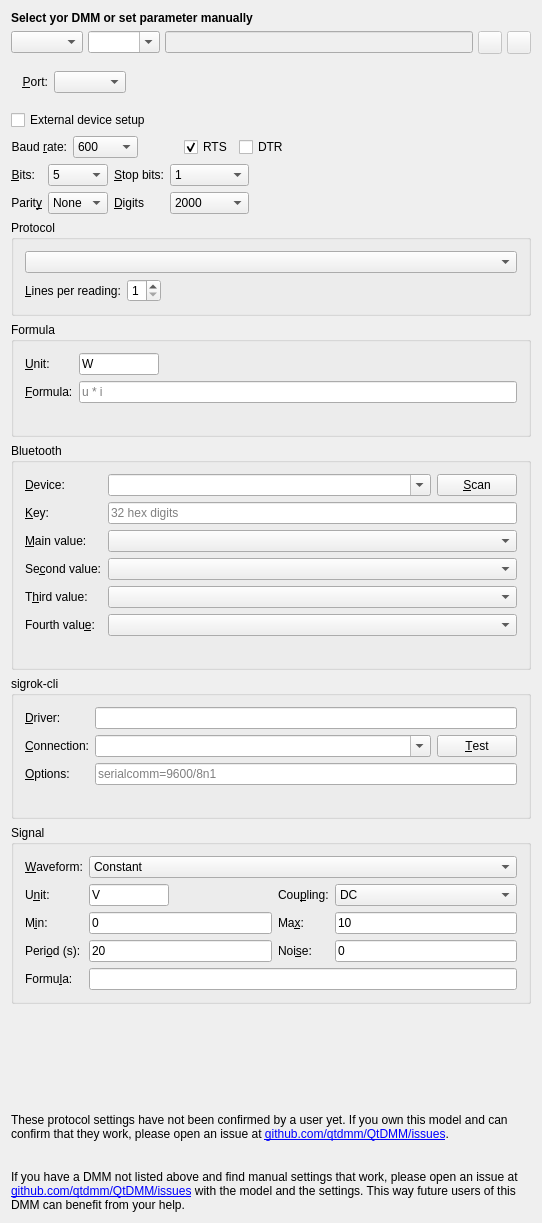
Above: src/ui/forms/uidevicesettings.ui from qtdmm/QtDMM before the change. Below: the same form after it.
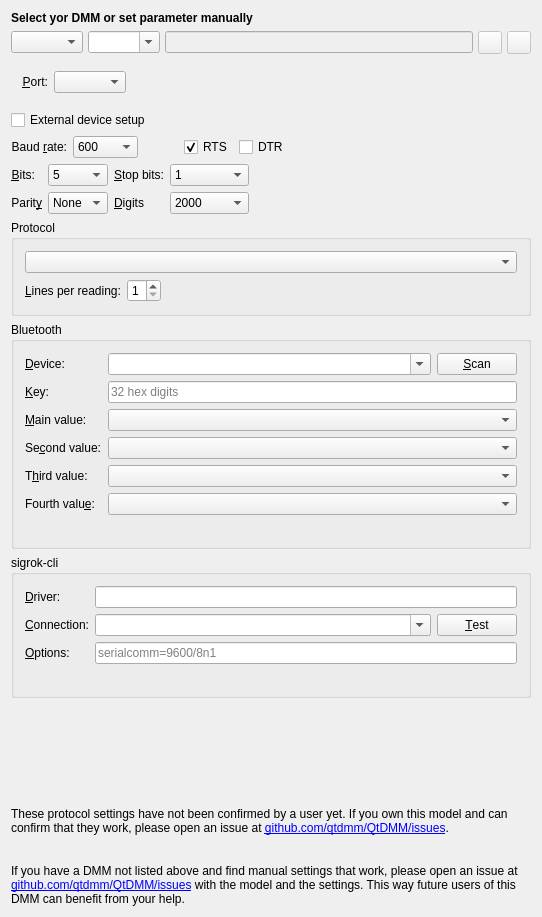
That is the form after the change. Icons and pictures are not drawn.

Commit message: Logic nodes 2b: CalcDevice out

What changed in the file:
```diff
--- a/src/ui/forms/uidevicesettings.ui
+++ b/src/ui/forms/uidevicesettings.ui
@@ -664,74 +664,6 @@
      </layout>
     </widget>
    </item>
-   <item>
-    <widget class="QGroupBox" name="ui_calcGroup">
-     <property name="title">
-      <string>Formula</string>
-     </property>
-     <layout class="QFormLayout" name="formLayout_calc">
-      <item row="0" column="0">
-       <widget class="QLabel" name="ui_calcUnitLabel">
-        <property name="text">
-         <string>&amp;Unit:</string>
-        </property>
-        <property name="buddy">
-         <cstring>ui_calcUnit</cstring>
-        </property>
-       </widget>
-      </item>
-      <item row="0" column="1">
-       <widget class="QLineEdit" name="ui_calcUnit">
-        <property name="whatsThis">
-         <string>The unit of the calculated value, without SI prefix: W, V, A, Ohm, ...</string>
-        </property>
-        <property name="maximumSize">
-         <size>
-          <width>80</width>
-          <height>16777215</height>
-         </size>
-        </property>
-        <property name="text">
-         <string notr="true">W</string>
-        </property>
-       </widget>
-      </item>
-      <item row="1" column="0">
-       <widget class="QLabel" name="ui_calcExpressionLabel">
-        <property name="text">
-         <string>&amp;Formula:</string>
-        </property>
-        <property name="buddy">
-         <cstring>ui_calcExpression</cstring>
-        </property>
-       </widget>
-      </item>
-      <item row="1" column="1">
-       <widget class="QLineEdit" name="ui_calcExpression">
-        <property name="whatsThis">
-         <string>The value this instance shows, computed from the readings of the other running instances. Their names are the variables; + - * / ^, parentheses, numbers with SI suffix (1.5k) and sqrt, abs, log10, min, max are allowed.</string>
-        </property>
-        <property name="placeholderText">
-         <string notr="true">u * i</string>
-        </property>
-       </widget>
-      </item>
-      <item row="2" column="1">
-       <widget class="QLabel" name="ui_calcHint">
-        <property name="text">
-         <string notr="true"/>
-        </property>
-        <property name="textFormat">
-         <enum>Qt::RichText</enum>
-        </property>
-        <property name="wordWrap">
-         <bool>true</bool>
-        </property>
-       </widget>
-      </item>
-     </layout>
-    </widget>
-   </item>
    <item>
     <widget class="QGroupBox" name="ui_bleGroup">
      <property name="title">
@@ -967,167 +899,6 @@
      </layout>
     </widget>
    </item>
-   <item>
-    <widget class="QGroupBox" name="ui_virtualGroup">
-     <property name="title">
-      <string>Signal</string>
-     </property>
-     <layout class="QGridLayout" name="gridLayout_virtual">
-      <item row="0" column="0">
-       <widget class="QLabel" name="ui_virtualSignalLabel">
-        <property name="text">
-         <string>&amp;Waveform:</string>
-        </property>
-        <property name="buddy">
-         <cstring>ui_virtualSignal</cstring>
-        </property>
-       </widget>
-      </item>
-      <item row="0" column="1" colspan="3">
-       <widget class="QComboBox" name="ui_virtualSignal">
-        <property name="whatsThis">
-         <string>What the virtual meter shows over time. Constant and Random stay within Min..Max; the periodic waveforms swing between Min and Max once per Period; Discharge falls from Max towards Min with the time constant Period; Custom uses your own formula (t = seconds since connecting).</string>
-        </property>
-        <item><property name="text"><string>Constant</string></property></item>
-        <item><property name="text"><string>Random</string></property></item>
-        <item><property name="text"><string>Sine</string></property></item>
-        <item><property name="text"><string>Triangle</string></property></item>
-        <item><property name="text"><string>Square</string></property></item>
-        <item><property name="text"><string>Sawtooth</string></property></item>
-        <item><property name="text"><string>Discharge</string></property></item>
-        <item><property name="text"><string>Custom formula</string></property></item>
-       </widget>
-      </item>
-      <item row="1" column="0">
-       <widget class="QLabel" name="ui_virtualUnitLabel">
-        <property name="text">
-         <string>U&amp;nit:</string>
-        </property>
-        <property name="buddy">
-         <cstring>ui_virtualUnit</cstring>
-        </property>
-       </widget>
-      </item>
-      <item row="1" column="1">
-       <widget class="QLineEdit" name="ui_virtualUnit">
-        <property name="maximumSize">
-         <size>
-          <width>80</width>
-          <height>16777215</height>
-         </size>
-        </property>
-        <property name="text">
-         <string notr="true">V</string>
-        </property>
-       </widget>
-      </item>
-      <item row="1" column="2">
-       <widget class="QLabel" name="ui_virtualCouplingLabel">
-        <property name="text">
-         <string>Cou&amp;pling:</string>
-        </property>
-        <property name="buddy">
-         <cstring>ui_virtualCoupling</cstring>
-        </property>
-       </widget>
-      </item>
-      <item row="1" column="3">
-       <widget class="QComboBox" name="ui_virtualCoupling">
-        <item><property name="text"><string notr="true">DC</string></property></item>
-        <item><property name="text"><string notr="true">AC</string></property></item>
-       </widget>
-      </item>
-      <item row="2" column="0">
-       <widget class="QLabel" name="ui_virtualMinLabel">
-        <property name="text">
-         <string>M&amp;in:</string>
-        </property>
-        <property name="buddy">
-         <cstring>ui_virtualMin</cstring>
-        </property>
-       </widget>
-      </item>
-      <item row="2" column="1">
-       <widget class="QLineEdit" name="ui_virtualMin">
-        <property name="text">
-         <string notr="true">0</string>
-        </property>
-       </widget>
-      </item>
-      <item row="2" column="2">
-       <widget class="QLabel" name="ui_virtualMaxLabel">
-        <property name="text">
-         <string>Ma&amp;x:</string>
-        </property>
-        <property name="buddy">
-         <cstring>ui_virtualMax</cstring>
-        </property>
-       </widget>
-      </item>
-      <item row="2" column="3">
-       <widget class="QLineEdit" name="ui_virtualMax">
-        <property name="text">
-         <string notr="true">10</string>
-        </property>
-       </widget>
-      </item>
-      <item row="3" column="0">
-       <widget class="QLabel" name="ui_virtualPeriodLabel">
-        <property name="text">
-         <string>Peri&amp;od (s):</string>
-        </property>
-        <property name="buddy">
-         <cstring>ui_virtualPeriod</cstring>
-        </property>
-       </widget>
-      </item>
-      <item row="3" column="1">
-       <widget class="QLineEdit" name="ui_virtualPeriod">
-        <property name="text">
-         <string notr="true">20</string>
-        </property>
-       </widget>
-      </item>
-      <item row="3" column="2">
-       <widget class="QLabel" name="ui_virtualNoiseLabel">
-        <property name="text">
-         <string>Noi&amp;se:</string>
-        </property>
-        <property name="buddy">
-         <cstring>ui_virtualNoise</cstring>
-        </property>
-       </widget>
-      </item>
-      <item row="3" column="3">
-       <widget class="QLineEdit" name="ui_virtualNoise">
-        <property name="whatsThis">
-         <string>Peak-to-peak amplitude of random noise added to the signal, in the unit above. 0 for a clean signal.</string>
-        </property>
-        <property name="text">
-         <string notr="true">0</string>
-        </property>
-       </widget>
-      </item>
-      <item row="4" column="0">
-       <widget class="QLabel" name="ui_virtualFormulaLabel">
-        <property name="text">
-         <string>Formu&amp;la:</string>
-        </property>
-        <property name="buddy">
-         <cstring>ui_virtualFormula</cstring>
-        </property>
-       </widget>
-      </item>
-      <item row="4" column="1" colspan="3">
-       <widget class="QLineEdit" name="ui_virtualFormula">
-        <property name="whatsThis">
-         <string>The formula the waveform above expands to; editable with Custom formula. t is the time in seconds since connecting, pi, sin, cos, exp, floor, sqrt, abs, rand() and the readings of other instances may be used.</string>
-        </property>
-       </widget>
-      </item>
-     </layout>
-    </widget>
-   </item>
    <item>
     <spacer name="Spacer1_3">
      <property name="orientation">
```
The commit also changes 38 other files.
